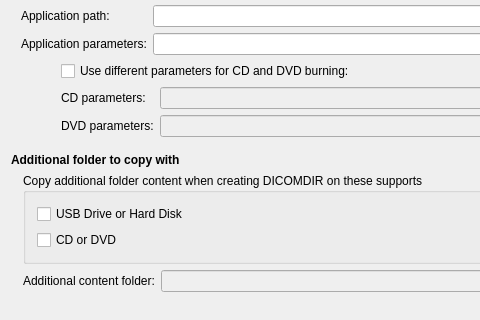
This is starviewer/src/inputoutput/qdicomdirconfigurationscreenbase.ui in starviewer-medical/starviewer as Qt 5 draws it before an edit; both pictures show x 0 to 480 and y 112 to 432 of the 652 by 592 pixel window. The edited form follows.
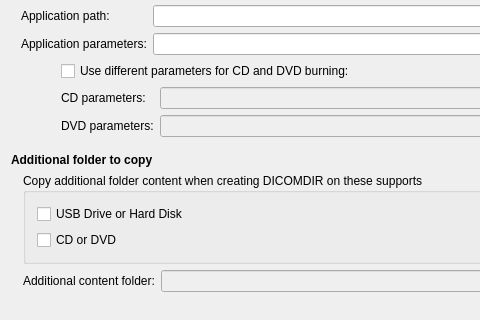
This is the edited form. Icons and pictures are not drawn.

Commit message: ENH:Es canvia contingut de label

What changed in the file:
```diff
--- a/starviewer/src/inputoutput/qdicomdirconfigurationscreenbase.ui
+++ b/starviewer/src/inputoutput/qdicomdirconfigurationscreenbase.ui
@@ -317,7 +317,7 @@
       </font>
      </property>
      <property name="text">
-      <string>Additional folder to copy with</string>
+      <string>Additional folder to copy</string>
      </property>
     </widget>
    </item>
```
